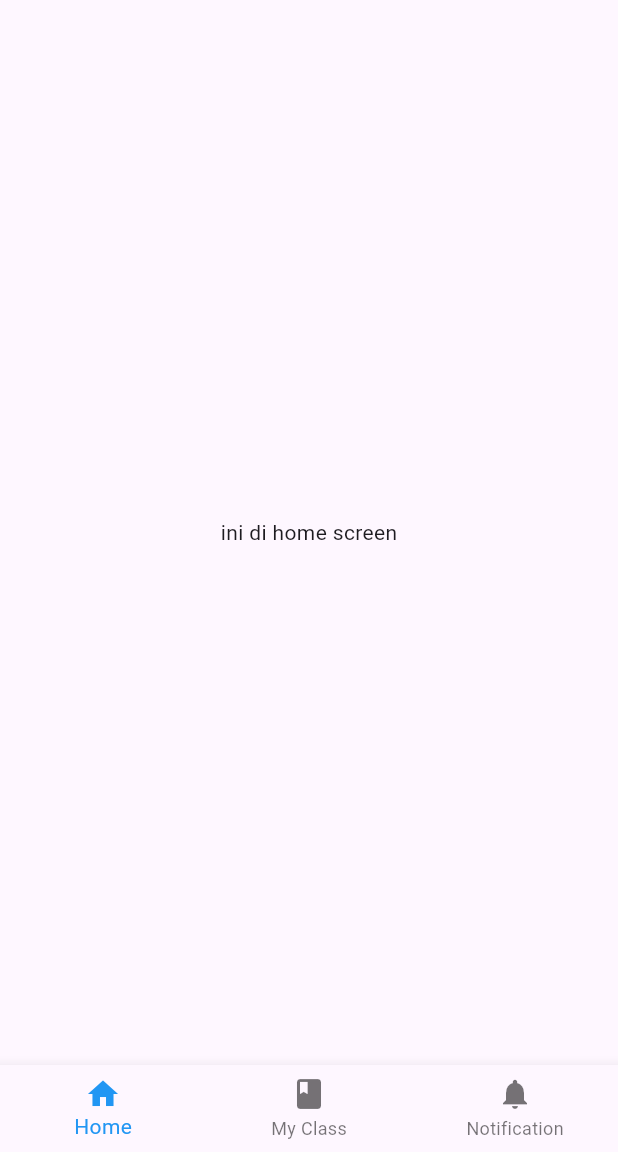
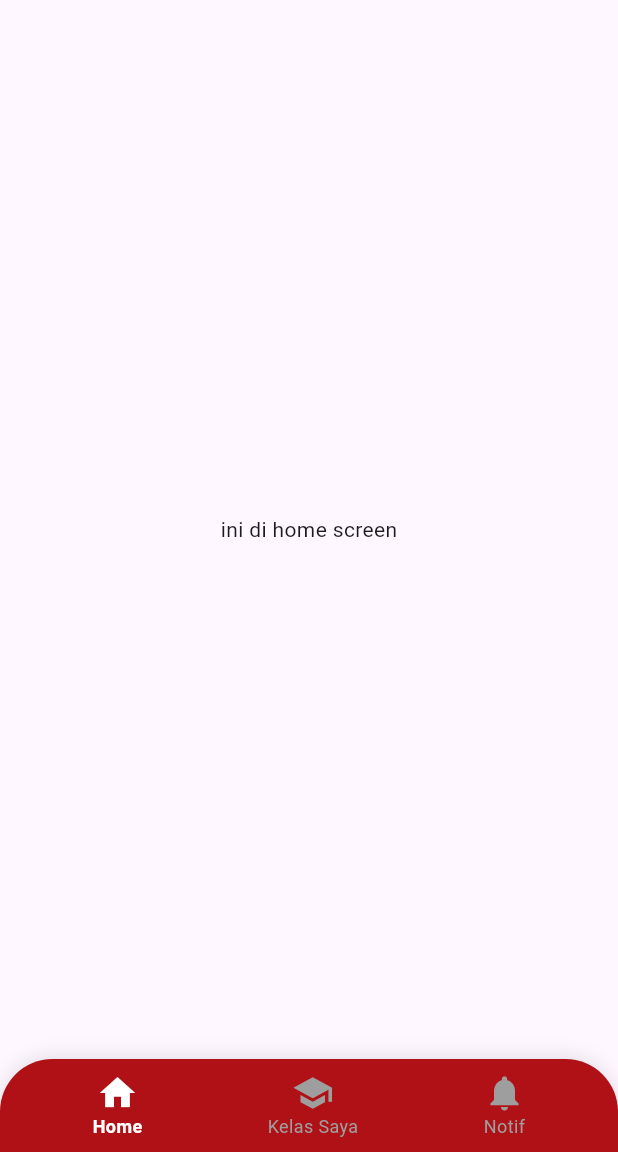
Before and after one commit to Taufiqurrohman58/mls_mobile, a Flutter app: the MainScreen screen opened by its route, on a phone screen of 412 x 824 dp, the part 84-1236 px from its top. Run offline on Flutter 3.47's test engine with Material 3 defaults, Android fonts, the phone set to English and light mode, and no system bars.

Commit message:
mengubah desain bottom tab navigation

```diff
--- a/lib/screens/login_screen.dart
+++ b/lib/screens/login_screen.dart
@@ -221,7 +221,7 @@ class _LoginScreenState extends State<LoginScreen> {
                     ),
 
                     // Help text
-                    const SizedBox(height: 20),
+                    const SizedBox(height: 12),
                     Center(
                       child: TextButton(
                         onPressed: () {
--- a/lib/screens/main_screen.dart
+++ b/lib/screens/main_screen.dart
@@ -25,6 +25,30 @@ class _MainScreenState extends State<MainScreen> {
     });
   }
 
+  Widget _buildNavItem(int index, IconData icon, String label) {
+    bool isActive = _selectedIndex == index;
+    return GestureDetector(
+      onTap: () => _onItemTapped(index),
+      child: Container(
+        padding: const EdgeInsets.symmetric(horizontal: 16, vertical: 8),
+        child: Column(
+          mainAxisAlignment: MainAxisAlignment.center,
+          children: [
+            Icon(icon, color: isActive ? Colors.white : Colors.grey, size: 28),
+            Text(
+              label,
+              style: TextStyle(
+                color: isActive ? Colors.white : Colors.grey,
+                fontSize: 12,
+                fontWeight: isActive ? FontWeight.bold : FontWeight.normal,
+              ),
+            ),
+          ],
+        ),
+      ),
+    );
+  }
+
   @override
   Widget build(BuildContext context) {
     return Scaffold(
@@ -41,18 +65,33 @@ class _MainScreenState extends State<MainScreen> {
         ],
       ),
       body: _widgetOptions.elementAt(_selectedIndex),
-      bottomNavigationBar: BottomNavigationBar(
-        items: const <BottomNavigationBarItem>[
-          BottomNavigationBarItem(icon: Icon(Icons.home), label: 'Home'),
-          BottomNavigationBarItem(icon: Icon(Icons.class_), label: 'My Class'),
-          BottomNavigationBarItem(
-            icon: Icon(Icons.notifications),
-            label: 'Notification',
+      bottomNavigationBar: Container(
+        height: 62,
+        decoration: BoxDecoration(
+          color: const Color(0xFFB01116),
+          borderRadius: const BorderRadius.only(
+            topLeft: Radius.circular(35),
+            topRight: Radius.circular(35),
           ),
-        ],
-        currentIndex: _selectedIndex,
-        selectedItemColor: Colors.blue,
-        onTap: _onItemTapped,
+          boxShadow: [
+            BoxShadow(
+              color: Colors.black.withOpacity(0.1),
+              blurRadius: 10,
+              offset: const Offset(0, -2),
+            ),
+          ],
+        ),
+        child: Padding(
+          padding: const EdgeInsets.symmetric(horizontal: 20),
+          child: Row(
+            mainAxisAlignment: MainAxisAlignment.spaceAround,
+            children: [
+              _buildNavItem(0, Icons.home, 'Home'),
+              _buildNavItem(1, Icons.school, 'Kelas Saya'),
+              _buildNavItem(2, Icons.notifications, 'Notif'),
+            ],
+          ),
+        ),
       ),
     );
   }
```
